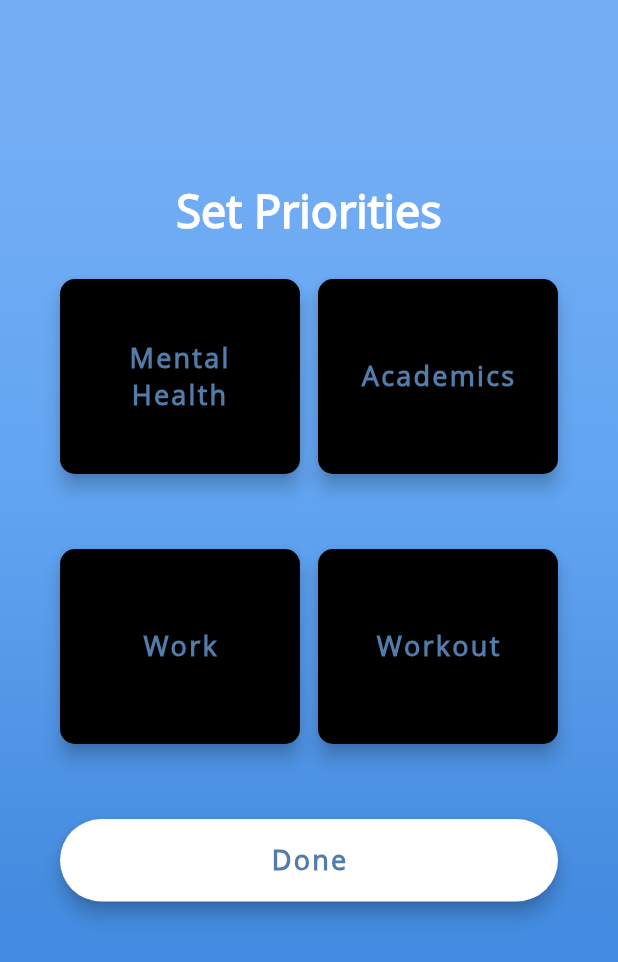
After one commit to vardansaini/Scheduler, a Flutter app: the SettingsPriorities screen opened by its route, on a phone screen of 412 x 824 dp. The commit adds this screen. Shown: the top 962 px of the screen. Run offline on Flutter 3.47's test engine with Material 2 defaults, Android fonts, the phone set to English and light mode, and no system bars; our stand-ins replace cloud_firestore, firebase_auth, firebase_core, firebase_database, firebase_dynamic_links, google_sign_in and 3 more; missing offline and left inert: dart:html, googleapis; accounts and stored records are empty.

Commit message:
Added new files for navigation from settings_page: settings_import and settings_priorities

```diff
--- a/frontend/lib/main.dart
+++ b/frontend/lib/main.dart
@@ -6,6 +6,8 @@ import 'package:flutter_login_ui/login_screen.dart';
 import 'package:flutter_login_ui/priorities_page.dart';
 import 'package:flutter_login_ui/profile_page.dart';
 import 'package:flutter_login_ui/schedule_page.dart';
+import 'package:flutter_login_ui/settings_import.dart';
+import 'package:flutter_login_ui/settings_priorities.dart';
 import 'package:flutter_login_ui/signup_screen.dart';
 import 'package:flutter_login_ui/settings_page.dart';
 void main() async {
@@ -30,8 +32,10 @@ class MyApp extends StatelessWidget {
         '/schedule_page': (BuildContext context) => SchedulePage(),
         '/import_page': (BuildContext context) => ImportPage(),
         '/settings_page': (BuildContext context) => SettingsPage(),
+        '/settings_import':(BuildContext context) => SettingsImport(),
+        '/settings_priorities': (BuildContext context) => SettingsPriorities(),
       },
-      home:HomePage(),
+      home: SettingsPage(),
     );
   }
 }
--- a/frontend/lib/settings_page.dart
+++ b/frontend/lib/settings_page.dart
@@ -96,14 +96,14 @@ class _SettingsPageState extends State<SettingsPage> {
                         title: Text("Import Calendars"),
                         trailing: Icon(Icons.keyboard_arrow_right),
                         onTap: (){
-                          Navigator.of(context).pushNamed('/import_page');
+                          Navigator.of(context).pushNamed('/settings_import');
                          },
                     ),
                     ListTile(
                       title: Text("Change Priorities"),
                       trailing: Icon(Icons.keyboard_arrow_right),
                       onTap: (){
-                        Navigator.of(context).pushNamed('/priorities_page');
+                        Navigator.of(context).pushNamed('/settings_priorities');
                       },
                     ),
 
--- /dev/null
+++ b/frontend/lib/settings_priorities.dart
@@ -0,0 +1,420 @@
+import 'package:flutter/material.dart';
+import 'package:flutter/services.dart';
+import 'package:flutter_login_ui/constants.dart';
+
+class SettingsPriorities extends StatefulWidget {
+  @override
+  _SettingsPrioritiesState createState() => _SettingsPrioritiesState();
+}
+
+class _SettingsPrioritiesState extends State<SettingsPriorities> {
+  bool _rememberMe = false;
+  bool _hasBeenPressed1 = false;
+  bool _hasBeenPressed2 = false;
+  bool _hasBeenPressed3 = false;
+  bool _hasBeenPressed4 = false;
+
+  Widget _buildEmailTF() {
+    return Column(
+      crossAxisAlignment: CrossAxisAlignment.start,
+      children: <Widget>[
+        SizedBox(height: 10.0),
+        Container(
+          alignment: Alignment.center,
+          //decoration: kBoxDecorationStyle,
+          //height: 60.0,
+          child: Text('vardansaini13@gamil.com',style: kLabelStyle,textAlign: TextAlign.left,
+          ),
+
+        ),
+        Container(
+          alignment: Alignment.center,
+          //decoration: kBoxDecorationStyle,
+          //height: 60.0,
+          child: Text('5678954321',style: kLabelStyle,textAlign: TextAlign.left,
+          ),
+        ),
+      ],
+    );
+  }
+
+  Widget _buildNameTF() {
+    return Column(
+      crossAxisAlignment: CrossAxisAlignment.start,
+      children: <Widget>[
+        //SizedBox(height: 10.0),
+        Container(
+          alignment: Alignment.center,
+          //decoration: kBoxDecorationStyle,
+          height: 40.0,
+          child: Text('Vardan Saini',style: kLabelStyle,textAlign: TextAlign.left,
+          ),
+        ),
+      ],
+    );
+  }
+
+  Widget _buildForgotPasswordBtn() {
+    return Container(
+      alignment: Alignment.centerRight,
+      child: FlatButton(
+        onPressed: () => print('Forgot Password Button Pressed'),
+        padding: EdgeInsets.only(right: 0.0),
+        child: Text(
+          'Forgot Password?',
+          style: kLabelStyle,
+        ),
+      ),
+    );
+  }
+
+  Widget _buildRememberMeCheckbox() {
+    return Container(
+      alignment: Alignment.centerLeft,
+      //height: 20.0,
+      child: Row(
+        children: <Widget>[
+          Theme(
+            data: ThemeData(unselectedWidgetColor: Colors.white),
+            child: Checkbox(
+              value: _rememberMe,
+              checkColor: Colors.green,
+              activeColor: Colors.white,
+              onChanged: (value) {
+                setState(() {
+                  _rememberMe = value;
+                });
+              },
+            ),
+          ),
+          Text(
+            'Remember me',
+            style: kLabelStyle,
+          ),
+        ],
+      ),
+    );
+  }
+
+  Widget _buildLoginBtn() {
+    return Container(
+      padding: EdgeInsets.symmetric(vertical: 25.0),
+      width: double.infinity,
+      child: RaisedButton(
+        elevation: 5.0,
+        onPressed: () {
+          Navigator.of(context).pushNamed('/settings_page');
+        },
+        padding: EdgeInsets.all(15.0),
+        shape: RoundedRectangleBorder(
+          borderRadius: BorderRadius.circular(30.0),
+        ),
+        color: Colors.white,
+        child: Text(
+          'Done',
+          style: TextStyle(
+            color: Color(0xFF527DAA),
+            letterSpacing: 1.5,
+            fontSize: 18.0,
+            fontWeight: FontWeight.bold,
+            fontFamily: 'OpenSans',
+          ),
+        ),
+      ),
+    );
+  }
+
+  Widget _buildLoginBtn1() {
+    return Container(
+      padding: EdgeInsets.symmetric(vertical: 25.0),
+      width: 160.0,
+      height: 180.0,
+      child: RaisedButton(
+        elevation: 5.0,
+        onPressed: () {
+          setState(() {
+            _hasBeenPressed1 = !_hasBeenPressed1;
+          });
+
+        },
+        padding: EdgeInsets.all(15.0),
+        shape: RoundedRectangleBorder(
+          borderRadius: BorderRadius.circular(10.0),
+        ),
+        // color: Colors.white,
+        child: Text(
+          'Mental Health',
+          style: TextStyle(
+            color: Color(0xFF527DAA),
+            letterSpacing: 1.5,
+            fontSize: 18.0,
+            fontWeight: FontWeight.bold,
+            fontFamily: 'OpenSans',
+
+          ),textAlign: TextAlign.center,
+        ),
+        color: _hasBeenPressed1 ? Colors.blue : Colors.black,
+      ),
+    );
+  }
+  Widget _buildLoginBtn2() {
+    return Container(
+      padding: EdgeInsets.symmetric(vertical: 25.0),
+      width: 160.0,
+      height: 180.0,
+      child: RaisedButton(
+        elevation: 5.0,
+        onPressed: () {
+          setState(() {
+            _hasBeenPressed2 = !_hasBeenPressed2;
+          });
+        },
+        padding: EdgeInsets.all(15.0),
+        shape: RoundedRectangleBorder(
+          borderRadius: BorderRadius.circular(10.0),
+        ),
+        // color: Colors.white,
+        child: Text(
+          'Academics',
+          style: TextStyle(
+            color: Color(0xFF527DAA),
+            letterSpacing: 1.5,
+            fontSize: 18.0,
+            fontWeight: FontWeight.bold,
+            fontFamily: 'OpenSans',
+          ),
+        ),
+        color: _hasBeenPressed2 ? Colors.blue : Colors.black,
+      ),
+    );
+  }
+  Widget _buildLoginBtn3() {
+    return Container(
+      padding: EdgeInsets.symmetric(vertical: 25.0),
+      width: 160.0,
+      height: 180.0,
+      child: RaisedButton(
+        elevation: 5.0,
+        onPressed: () {
+          setState(() {
+            _hasBeenPressed3 = !_hasBeenPressed3;
+          });
+        },
+        padding: EdgeInsets.all(15.0),
+        shape: RoundedRectangleBorder(
+          borderRadius: BorderRadius.circular(10.0),
+        ),
+        // color: Colors.white,
+        child: Text(
+          'Work',
+          style: TextStyle(
+            color: Color(0xFF527DAA),
+            letterSpacing: 1.5,
+            fontSize: 18.0,
+            fontWeight: FontWeight.bold,
+            fontFamily: 'OpenSans',
+          ),
+        ),
+        color: _hasBeenPressed3 ? Colors.blue : Colors.black,
+      ),
+    );
+  }
+  Widget _buildLoginBtn4() {
+    return Container(
+      padding: EdgeInsets.symmetric(vertical: 25.0),
+      width: 160.0,
+      height: 180.0,
+      child: RaisedButton(
+        elevation: 5.0,
+        onPressed: () {
+          setState(() {
+            _hasBeenPressed4 = !_hasBeenPressed4;
+          });
+        },
+        padding: EdgeInsets.all(15.0),
+        shape: RoundedRectangleBorder(
+          borderRadius: BorderRadius.circular(10.0),
+        ),
+        // color: Colors.white,
+        child: Text(
+          'Workout',
+          style: TextStyle(
+            color: Color(0xFF527DAA),
+            letterSpacing: 1.5,
+            fontSize: 18.0,
+            fontWeight: FontWeight.bold,
+            fontFamily: 'OpenSans',
+          ),
+        ),
+        color: _hasBeenPressed4 ? Colors.blue : Colors.black,
+      ),
+    );
+  }
+
+
+  Widget _buildSignInWithText() {
+    return Column(
+      children: <Widget>[
+        Text(
+          '- OR -',
+          style: TextStyle(
+            color: Colors.white,
+            fontWeight: FontWeight.w400,
+          ),
+        ),
+        SizedBox(height: 20.0),
+        Text(
+          'Sign in with',
+          style: kLabelStyle,
+        ),
+      ],
+    );
+  }
+
+  Widget _buildSocialBtn(Function onTap, AssetImage logo) {
+    return GestureDetector(
+      onTap: onTap,
+      child: Container(
+        height: 60.0,
+        width: 60.0,
+        decoration: BoxDecoration(
+          shape: BoxShape.circle,
+          color: Colors.white,
+          boxShadow: [
+            BoxShadow(
+              color: Colors.black26,
+              offset: Offset(0, 2),
+              blurRadius: 6.0,
+            ),
+          ],
+          image: DecorationImage(
+            image: logo,
+          ),
+        ),
+      ),
+    );
+  }
+
+
+  Widget _buildSocialBtnRow() {
+    return Padding(
+      padding: EdgeInsets.symmetric(vertical: 30.0),
+      child: Row(
+        mainAxisAlignment: MainAxisAlignment.spaceEvenly,
+        children: <Widget>[
+          _buildSocialBtn(
+                () => print('Login with Facebook'),
+            AssetImage(
+              'assets/logos/facebook.jpg',
+            ),
+          ),
+          _buildSocialBtn(
+                () => print('Login with Google'),
+            AssetImage(
+              'assets/logos/google.jpg',
+            ),
+          ),
+        ],
+      ),
+    );
+  }
+
+  Widget _buildSignupBtn() {
+    return GestureDetector(
+      onTap: () {
+        Navigator.of(context).pushNamed('/signup_screen');
+      },
+      child: RichText(
+        text: TextSpan(
+          children: [
+            TextSpan(
+              text: 'Don\'t have an Account? ',
+              style: TextStyle(
+                color: Colors.white,
+                fontSize: 18.0,
+                fontWeight: FontWeight.w400,
+              ),
+            ),
+            TextSpan(
+              text: '',
+              style: TextStyle(
+                color: Colors.white,
+                fontSize: 18.0,
+                fontWeight: FontWeight.bold,
+              ),
+            ),
+          ],
+        ),
+      ),
+    );
+  }
+
+  @override
+  Widget build(BuildContext context) {
+    return Scaffold(
+      body: AnnotatedRegion<SystemUiOverlayStyle>(
+        value: SystemUiOverlayStyle.light,
+        child: GestureDetector(
+          onTap: () => FocusScope.of(context).unfocus(),
+          child: Stack(
+            children: <Widget>[
+              Container(
+                height: double.infinity,
+                width: double.infinity,
+                decoration: BoxDecoration(
+                  gradient: LinearGradient(
+                    begin: Alignment.topCenter,
+                    end: Alignment.bottomCenter,
+                    colors: [
+                      Color(0xFF73AEF5),
+                      Color(0xFF61A4F1),
+                      Color(0xFF478DE0),
+                      Color(0xFF398AE5),
+                    ],
+                    stops: [0.1, 0.4, 0.7, 0.9],
+                  ),
+                ),
+              ),
+              Container(
+                height: double.infinity,
+                child: SingleChildScrollView(
+                  physics: AlwaysScrollableScrollPhysics(),
+                  padding: EdgeInsets.symmetric(
+                    horizontal: 40.0,
+                    vertical: 120.0,
+                  ),
+                  child: Column(
+                    mainAxisAlignment: MainAxisAlignment.center,
+                    children: <Widget>[
+                      Text(
+                        'Set Priorities',
+                        style: TextStyle(
+                          color: Colors.white,
+                          fontFamily: 'OpenSans',
+                          fontSize: 30.0,
+                          fontWeight: FontWeight.bold,
+                        ),
+                      ),
+                      //SizedBox(height: 20.0,),
+                      Row(crossAxisAlignment: CrossAxisAlignment.center,
+                        children: <Widget>[
+                          _buildLoginBtn1(),
+                          Spacer(),
+                          _buildLoginBtn2(),],),
+                      Row(crossAxisAlignment: CrossAxisAlignment.center,
+                        children: <Widget>[
+                          _buildLoginBtn3(),
+                          Spacer(),
+                          _buildLoginBtn4(),],),
+                      _buildLoginBtn(),
+                    ],
+                  ),
+                ),
+              )
+            ],
+          ),
+        ),
+      ),
+    );
+  }
+}
```
Also changed, not shown: frontend/lib/settings_import.dart (added, +217 -0 lines).
